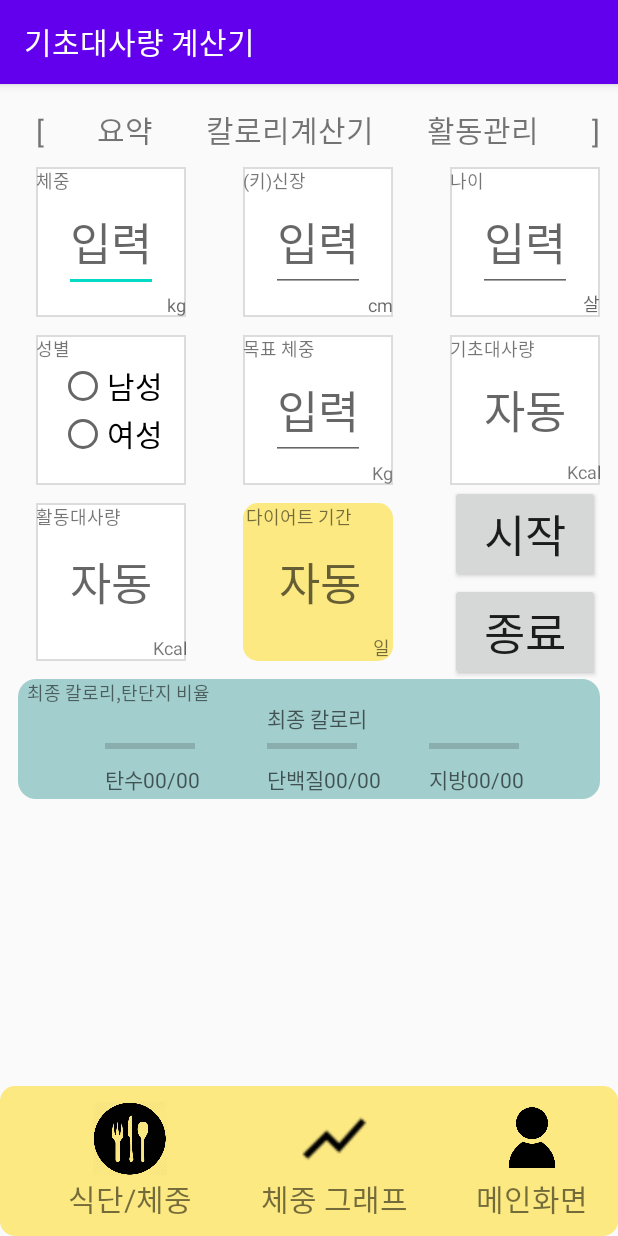
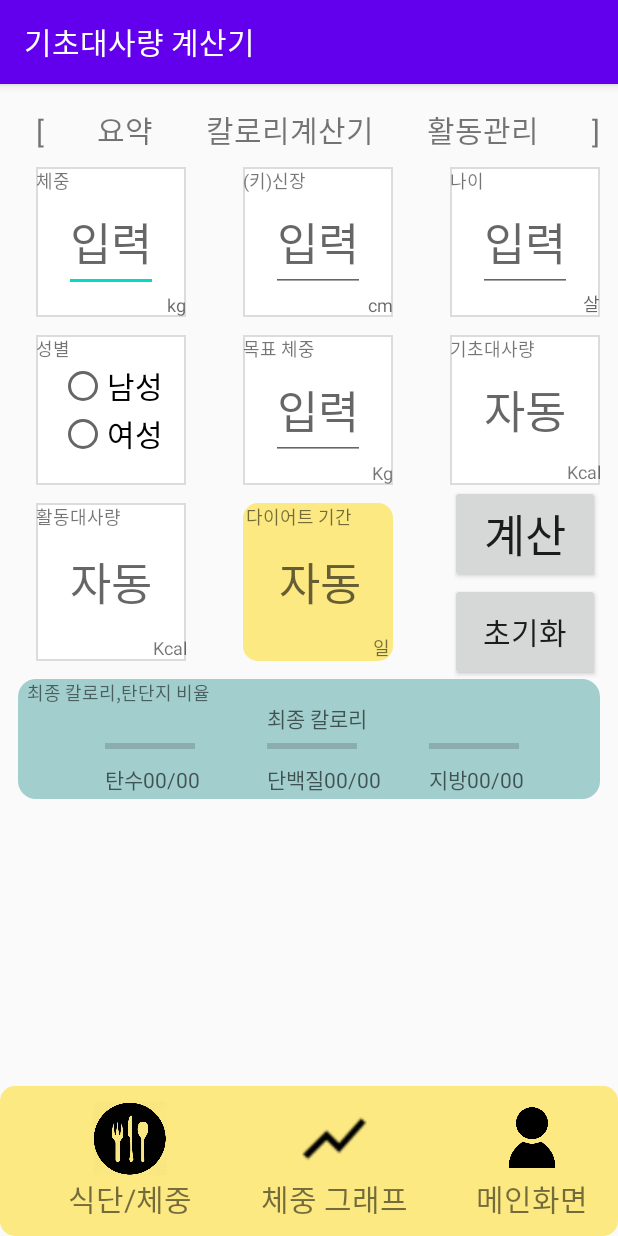
Before and after one commit to kimhojin76/My, an Android app: the bmr_activity screen opened directly, with no data from a screen before it, on a phone screen of 412 x 824 dp. Run offline under Robolectric (Android 15) with nearby library versions, the phone set to English and light mode, and no system bars.

Commit message:
05181600

```diff
--- a/app/build.gradle
+++ b/app/build.gradle
@@ -34,4 +34,5 @@ dependencies {
     androidTestImplementation 'androidx.test.espresso:espresso-core:3.2.0'
     implementation 'com.github.bumptech.glide:glide:4.9.0'
     annotationProcessor 'com.github.bumptech.glide:compiler:4.9.0'
+    implementation 'androidx.recyclerview:recyclerview:1.1.0'
 }
--- a/app/src/main/res/layout/bmr_calculator.xml
+++ b/app/src/main/res/layout/bmr_calculator.xml
@@ -553,8 +553,8 @@
     <Button
         android:id="@+id/start_diet"
         android:layout_width="100dp"
-        android:layout_height="wrap_content"
-        android:text="시작"
+        android:layout_height="65dp"
+        android:text="계산"
         android:textSize="30sp"
         app:layout_constraintHorizontal_bias="0.0"
         app:layout_constraintLeft_toLeftOf="@id/bmr_image6"
@@ -564,9 +564,9 @@
     <Button
         android:id="@+id/end_diet"
         android:layout_width="100dp"
-        android:layout_height="wrap_content"
-        android:text="종료"
-        android:textSize="30sp"
+        android:layout_height="65dp"
+        android:text="초기화"
+        android:textSize="20sp"
         app:layout_constraintHorizontal_bias="0.0"
         app:layout_constraintLeft_toLeftOf="@id/start_diet"
         app:layout_constraintRight_toRightOf="@id/start_diet"
```
Also changed, not shown: app/src/main/res/layout/addbutton.xml (added, +21 -0 lines), app/src/main/res/layout/metabolism_coustom.xml (+11 -5 lines).
